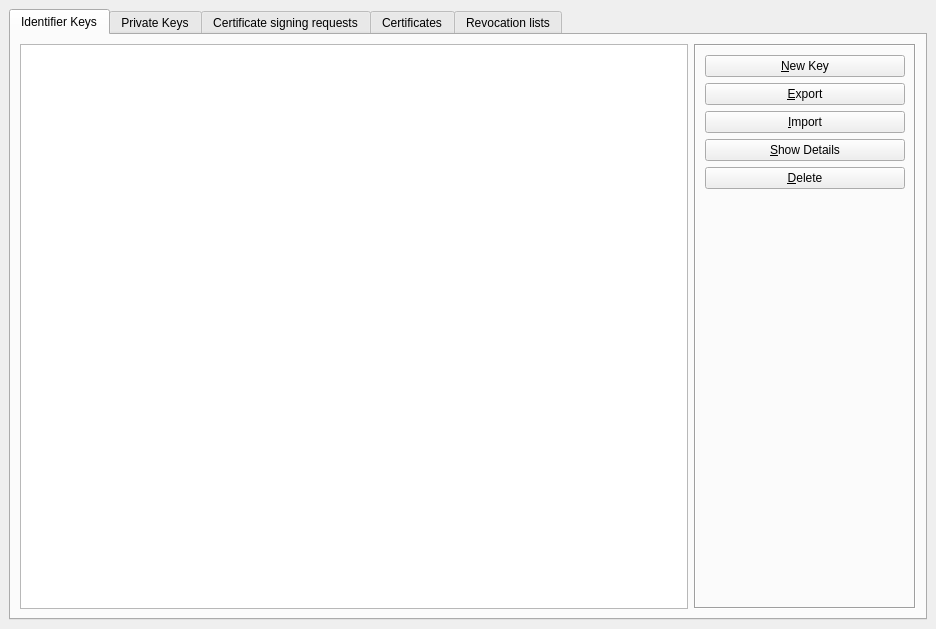
First picture: the form in ui/MainWindow.ui, repository sinolila/xca-ABE, before the edit.
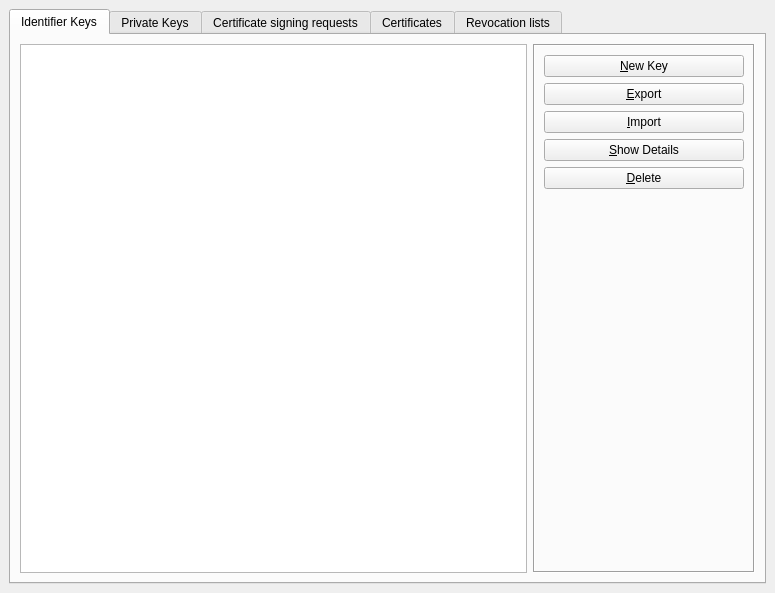
Second picture: the form after the edit. Custom widgets are drawn as their Qt base class.

What changed in the file:
```diff
--- a/ui/MainWindow.ui
+++ b/ui/MainWindow.ui
@@ -6,8 +6,8 @@
    <rect>
     <x>0</x>
     <y>0</y>
-    <width>936</width>
-    <height>629</height>
+    <width>775</width>
+    <height>593</height>
    </rect>
   </property>
   <widget class="QWidget" name="centralWidget">
```
